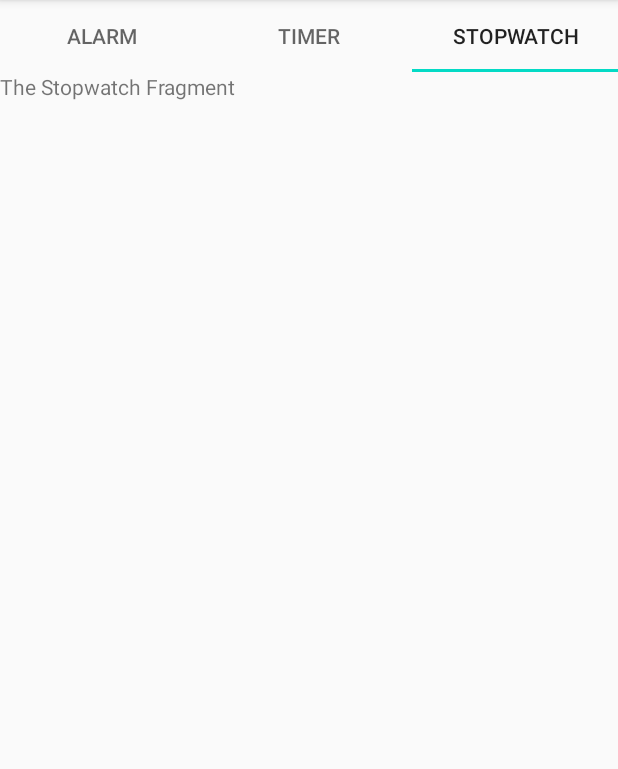
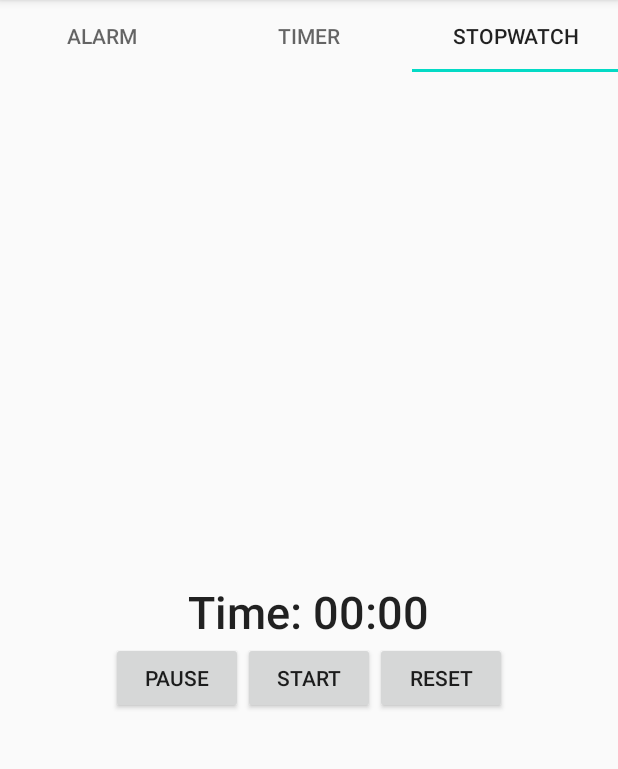
Before and after one commit to aayush-meshram/clockplus, an Android app: the screen it shows after launch (MainActivity), tab 3 chosen, on a phone screen of 412 x 824 dp, the part 84-853 px from its top. Run offline under Robolectric (Android 15) with nearby library versions, the phone set to English and light mode, and no system bars.

Commit message:
imporvising TimerFragment

```diff
--- a/app/src/main/java/com/myapp/clock/TimerFragment.java
+++ b/app/src/main/java/com/myapp/clock/TimerFragment.java
@@ -4,6 +4,7 @@ import android.app.TimePickerDialog;
 import android.os.Bundle;
 
 import androidx.fragment.app.Fragment;
+import androidx.fragment.app.FragmentManager;
 
 import android.os.CountDownTimer;
 import android.provider.SyncStateContract;
@@ -40,6 +41,9 @@ public class TimerFragment extends Fragment implements TimePickerDialog.OnTimeSe
 
     public View view;
 
+    private static final int DIALOG_REQUEST_CODE = 1;
+    private static final String DIALOG = "TIME PICKER";
+
     public View onCreateView(LayoutInflater inflater, ViewGroup container,
                              Bundle savedInstanceState) {
 
@@ -48,6 +52,7 @@ public class TimerFragment extends Fragment implements TimePickerDialog.OnTimeSe
         mSet = view.findViewById(R.id.mSet);
         mStart = view.findViewById(R.id.mStart);
         mProgress = view.findViewById(R.id.progress_bar);
+        FragmentManager fm = getFragmentManager();
 
         mStart.setVisibility(View.GONE);
 
@@ -55,9 +60,8 @@ public class TimerFragment extends Fragment implements TimePickerDialog.OnTimeSe
             @Override
             public void onClick(View view) {
                 MyDialog dialog = new MyDialog();
-                dialog.setTargetFragment(this, SyncStateContract.Constants.DIALOG_REQUEST_CODE);
-                dialog.show(getFragmentManager(), SyncStateContract.Constants.DIALOG);
-                isItTimerPart = true;
+                dialog.setTargetFragment(TimerFragment.this, DIALOG_REQUEST_CODE);
+                dialog.show(fm, DIALOG);
             }
         });
 
--- a/app/src/main/res/layout/fragment_stopwatch.xml
+++ b/app/src/main/res/layout/fragment_stopwatch.xml
@@ -1,14 +1,42 @@
 <?xml version="1.0" encoding="utf-8"?>
-<FrameLayout xmlns:android="http://schemas.android.com/apk/res/android"
+<RelativeLayout xmlns:android="http://schemas.android.com/apk/res/android"
     xmlns:tools="http://schemas.android.com/tools"
     android:layout_width="match_parent"
     android:layout_height="match_parent"
     tools:context=".StopwatchFragment">
+    <Chronometer
+        android:id="@+id/mChronometer"
+        android:layout_width="wrap_content"
+        android:layout_height="wrap_content"
+        android:textSize="30dp"
+        android:textAppearance="@style/TextAppearance.AppCompat.Title"
+        android:layout_centerInParent="true"/>
 
-    <!-- TODO: Update blank fragment layout -->
-    <TextView
-        android:layout_width="match_parent"
-        android:layout_height="match_parent"
-        android:text="The Stopwatch Fragment" />
+    <Button
+        android:id="@+id/start"
+        android:layout_width="wrap_content"
+        android:layout_height="wrap_content"
+        android:text="Start"
+        android:layout_centerHorizontal="true"
+        android:layout_below="@id/mChronometer"
+        android:onClick="startChronometer"/>
 
-</FrameLayout>
+    <Button
+        android:id="@+id/stop"
+        android:layout_width="wrap_content"
+        android:layout_height="wrap_content"
+        android:text="Reset"
+        android:layout_toRightOf="@id/start"
+        android:layout_below="@id/mChronometer"
+        android:onClick="resetChronometer"/>
+
+    <Button
+        android:id="@+id/pause"
+        android:layout_width="wrap_content"
+        android:layout_height="wrap_content"
+        android:text="Pause"
+        android:layout_toLeftOf="@id/start"
+        android:onClick="pauseChronometer"
+        android:layout_below="@id/mChronometer"/>
+
+</RelativeLayout>
```
Also changed, not shown: app/src/main/java/com/myapp/clock/MyDialog.java (+26 -4 lines), app/src/main/java/com/myapp/clock/StopwatchFragment.java (+73 -39 lines).
